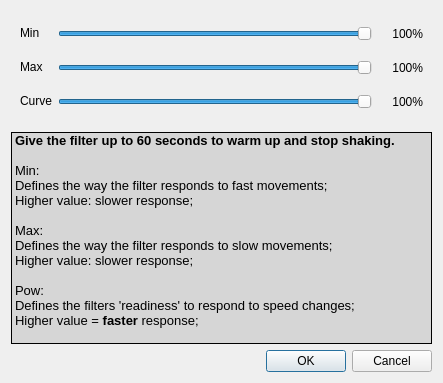
opentrack/opentrack, file filter-ewma2/ftnoir_ewma_filtercontrols.ui: the form before one commit.
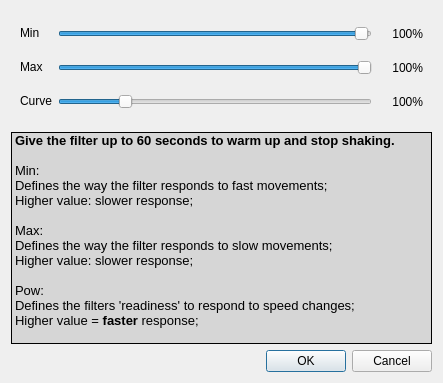
The form after the commit. Icons and pictures are not drawn.

Commit message:
filter/ewma: fix labels
- single step is a round value now
- use a `tie_setting' overload for formatting the value, rather
  than a separate slot

Patch:
```diff
--- a/filter-ewma2/ftnoir_ewma_filtercontrols.ui
+++ b/filter-ewma2/ftnoir_ewma_filtercontrols.ui
@@ -123,10 +123,10 @@
          </sizepolicy>
         </property>
         <property name="minimum">
-         <number>1</number>
+         <number>0</number>
         </property>
         <property name="maximum">
-         <number>1000</number>
+         <number>990</number>
         </property>
         <property name="singleStep">
          <number>5</number>
@@ -135,7 +135,7 @@
          <number>50</number>
         </property>
         <property name="value">
-         <number>1000</number>
+         <number>980</number>
         </property>
         <property name="orientation">
          <enum>Qt::Horizontal</enum>
@@ -173,7 +173,7 @@
          <number>0</number>
         </property>
         <property name="maximum">
-         <number>1000</number>
+         <number>2450</number>
         </property>
         <property name="singleStep">
          <number>5</number>
@@ -182,7 +182,7 @@
          <number>50</number>
         </property>
         <property name="value">
-         <number>1000</number>
+         <number>490</number>
         </property>
         <property name="orientation">
          <enum>Qt::Horizontal</enum>
```
Left out of the diff: 8 changed lines with no effect on the pictures. The commit also changes 2 other files.
